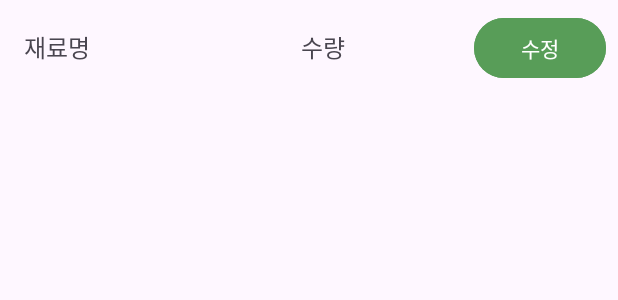
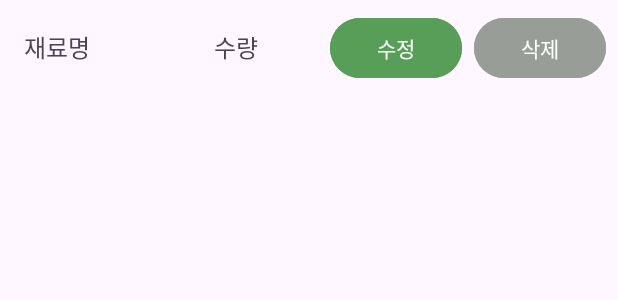
Before and after one commit to yheeeon/Recipe_rcm, an Android app: the layout item_ocr_result.xml on its own in the app's theme, with its tools: preview values and no code run, on a phone screen of 412 x 824 dp. Shown: the top 300 px of the screen. Run offline under Robolectric (Android 15) with nearby library versions, the phone set to English and light mode, and no system bars.

Commit message:
del btn 삽입

```diff
--- a/app/src/main/res/layout/item_ocr_result.xml
+++ b/app/src/main/res/layout/item_ocr_result.xml
@@ -29,4 +29,12 @@
             android:layout_height="wrap_content"
             android:text="수정"
             android:padding="8dp" />
+
+        <Button
+            android:id="@+id/btnDelete"
+            android:layout_width="wrap_content"
+            android:layout_height="wrap_content"
+            android:text="삭제"
+            android:backgroundTint="#989D98"
+            android:layout_marginStart="8dp" />
     </LinearLayout>
```
Also changed, not shown: app/src/main/java/com/example/recipe_rcm/ClovaOCR/OcrResultAdapter.kt (+11 -1 lines).
